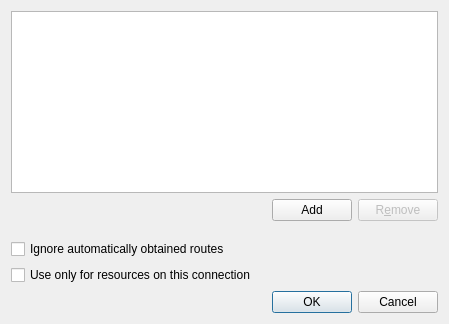
Above: libs/editor/widgets/ui/ipv6routes.ui from KDE/plasma-nm before the change. Below: the same form after it.
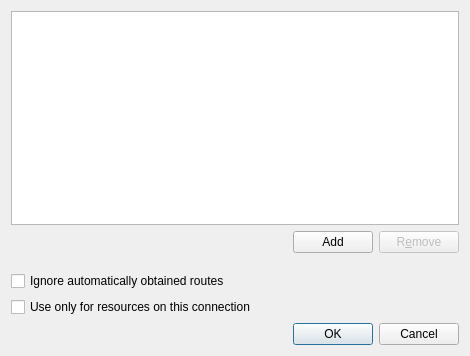
That is the form after the change. Icons and pictures are not drawn.

What changed in the file:
```diff
--- a/libs/editor/widgets/ui/ipv6routes.ui
+++ b/libs/editor/widgets/ui/ipv6routes.ui
@@ -6,8 +6,8 @@
    <rect>
     <x>0</x>
     <y>0</y>
-    <width>449</width>
-    <height>324</height>
+    <width>470</width>
+    <height>356</height>
    </rect>
   </property>
   <property name="sizePolicy">
```
Left out of the diff: 10 changed lines with no effect on the pictures.
